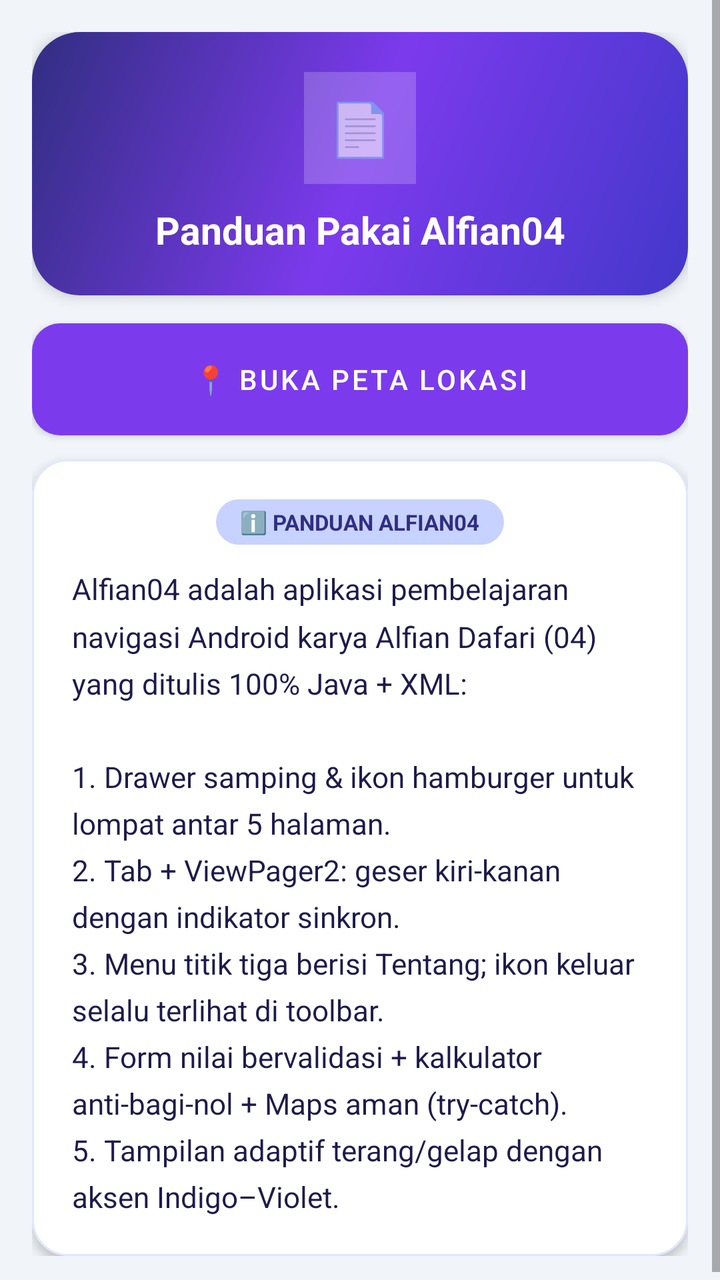
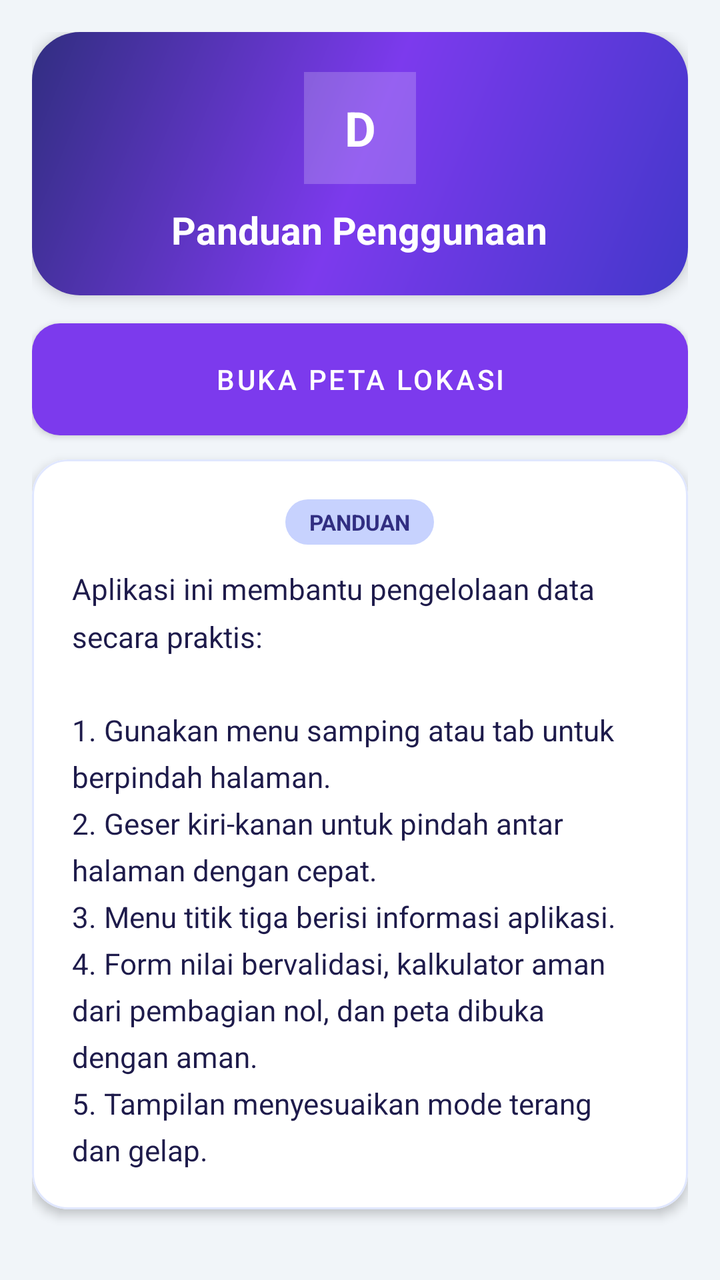

Compare the two renders of this Android layout. The source of the first and the diff that turns it into the second are given below.
<!-- AndroidManifest.xml: application theme Theme.Alfian04 -->
<!-- res/layout/fragment_document.xml -->
<?xml version="1.0" encoding="utf-8"?>
<ScrollView xmlns:android="http://schemas.android.com/apk/res/android"
    xmlns:app="http://schemas.android.com/apk/res-auto"
    android:layout_width="match_parent"
    android:layout_height="match_parent"
    android:background="@color/background"
    android:fillViewport="true">

    <LinearLayout
        android:layout_width="match_parent"
        android:layout_height="wrap_content"
        android:orientation="vertical"
        android:padding="16dp">

        
        <LinearLayout
            android:layout_width="match_parent"
            android:layout_height="wrap_content"
            android:background="@drawable/bg_hero_banner"
            android:elevation="4dp"
            android:gravity="center_horizontal"
            android:orientation="vertical"
            android:padding="20dp">

            <TextView
                android:layout_width="56dp"
                android:layout_height="56dp"
                android:background="#33FFFFFF"
                android:gravity="center"
                android:text="📄"
                android:textSize="26sp" />

            <TextView
                android:layout_width="wrap_content"
                android:layout_height="wrap_content"
                android:layout_marginTop="10dp"
                android:gravity="center"
                android:text="@string/doc_title"
                android:textColor="@color/white"
                android:textSize="19sp"
                android:textStyle="bold" />
        </LinearLayout>

        
        <com.google.android.material.button.MaterialButton
            android:id="@+id/btn_doc_open_maps"
            android:layout_width="match_parent"
            android:layout_height="56dp"
            android:layout_marginTop="14dp"
            android:insetTop="0dp"
            android:insetBottom="0dp"
            android:text="📍 BUKA PETA LOKASI"
            app:backgroundTint="@color/accent"
            app:cornerRadius="14dp" />

        <com.google.android.material.card.MaterialCardView
            android:layout_width="match_parent"
            android:layout_height="wrap_content"
            android:layout_marginTop="12dp"
            app:cardBackgroundColor="@color/card_background"
            app:cardCornerRadius="18dp"
            app:cardElevation="3dp"
            app:strokeColor="@color/divider"
            app:strokeWidth="1dp">

            <LinearLayout
                android:layout_width="match_parent"
                android:layout_height="wrap_content"
                android:orientation="vertical"
                android:padding="20dp">

                <TextView
                    android:layout_width="wrap_content"
                    android:layout_height="wrap_content"
                    android:layout_gravity="center_horizontal"
                    android:background="@drawable/bg_pill_badge"
                    android:paddingStart="12dp"
                    android:paddingEnd="12dp"
                    android:paddingTop="4dp"
                    android:paddingBottom="4dp"
                    android:text="ℹ️ PANDUAN ALFIAN04"
                    android:textColor="@color/primary_dark"
                    android:textSize="11sp"
                    android:textStyle="bold" />

                <TextView
                    android:id="@+id/tv_doc_content"
                    android:layout_width="match_parent"
                    android:layout_height="wrap_content"
                    android:layout_marginTop="12dp"
                    android:gravity="center_vertical"
                    android:lineSpacingMultiplier="1.35"
                    android:text="@string/doc_content"
                    android:textColor="@color/text_primary"
                    android:textSize="14.5sp" />

            </LinearLayout>
        </com.google.android.material.card.MaterialCardView>

    </LinearLayout>
</ScrollView>
<!-- resources referenced by this layout -->
<resources>
  <color name="accent">#7C3AED</color>
  <color name="background">#F1F5F9</color>
  <color name="card_background">#FFFFFF</color>
  <color name="divider">#E0E7FF</color>
  <color name="primary_dark">#312E81</color>
  <color name="text_primary">#1E1B4B</color>
  <color name="white">#FFFFFFFF</color>
  <!-- drawable bg_hero_banner (drawable) -->
  <?xml version="1.0" encoding="utf-8"?>
  <shape xmlns:android="http://schemas.android.com/apk/res/android"
      android:shape="rectangle">
      <gradient
          android:angle="135"
          android:startColor="@color/primary"
          android:centerColor="@color/accent"
          android:endColor="@color/primary_dark"
          android:type="linear" />
      <corners android:radius="24dp" />
  </shape>
  <!-- drawable bg_pill_badge (drawable) -->
  <?xml version="1.0" encoding="utf-8"?>
  <shape xmlns:android="http://schemas.android.com/apk/res/android"
      android:shape="rectangle">
      <solid android:color="@color/primary_light" />
      <corners android:radius="50dp" />
  </shape>
  <string name="doc_content">Alfian04 adalah aplikasi pembelajaran navigasi Android karya Alfian Dafari (04) yang ditulis 100% Java + XML:\n\n1. Drawer samping &amp; ikon hamburger untuk lompat antar 5 halaman.\n2. Tab + ViewPager2: geser kiri-kanan dengan indikator sinkron.\n3. Menu titik tiga berisi Tentang; ikon keluar selalu terlihat di toolbar.\n4. Form nilai bervalidasi + kalkulator anti-bagi-nol + Maps aman (try-catch).\n5. Tampilan adaptif terang/gelap dengan aksen Indigo–Violet.</string>
  <string name="doc_title">Panduan Pakai Alfian04</string>
  <style name="Theme.Alfian04" parent="Base.Theme.Alfian04" />
  <color name="primary">#4338CA</color>
  <color name="primary_light">#C7D2FE</color>
  <style name="Base.Theme.Alfian04" parent="Theme.MaterialComponents.DayNight.NoActionBar">
          <item name="colorPrimary">@color/primary</item>
          <item name="colorPrimaryDark">@color/primary_dark</item>
          <item name="colorAccent">@color/accent</item>
          <item name="android:statusBarColor">@color/primary_dark</item>
          <item name="editTextStyle">@style/Widget.Alfian04.EditText</item>
      </style>
  <style name="Widget.Alfian04.EditText" parent="Widget.AppCompat.EditText">
          <item name="android:background">@drawable/bg_edit_text</item>
          <item name="android:textColor">@color/edit_text_color</item>
          <item name="android:textColorHint">@color/edit_text_hint</item>
          <item name="android:textSize">15sp</item>
      </style>
  <!-- drawable bg_edit_text (drawable) -->
  <?xml version="1.0" encoding="utf-8"?>
  <shape xmlns:android="http://schemas.android.com/apk/res/android"
      android:shape="rectangle">
      <solid android:color="@color/edit_text_background" />
      <stroke
          android:width="1.5dp"
          android:color="@color/primary" />
      <corners android:radius="12dp" />
      <padding
          android:bottom="10dp"
          android:left="14dp"
          android:right="14dp"
          android:top="10dp" />
  </shape>
  <color name="edit_text_color">#1E1B4B</color>
  <color name="edit_text_hint">#94A3B8</color>
  <color name="edit_text_background">#FFFFFF</color>
</resources>

<!-- the commit's change to res/layout/fragment_document.xml (unified diff, before → after) -->
@@ -27,8 +27,10 @@
                 android:layout_height="56dp"
                 android:background="#33FFFFFF"
                 android:gravity="center"
-                android:text="📄"
-                android:textSize="26sp" />
+                android:text="D"
+                android:textColor="@color/white"
+                android:textSize="24sp"
+                android:textStyle="bold" />
 
             <TextView
                 android:layout_width="wrap_content"
@@ -49,7 +51,7 @@
             android:layout_marginTop="14dp"
             android:insetTop="0dp"
             android:insetBottom="0dp"
-            android:text="📍 BUKA PETA LOKASI"
+            android:text="BUKA PETA LOKASI"
             app:backgroundTint="@color/accent"
             app:cornerRadius="14dp" />
 
@@ -78,7 +80,7 @@
                     android:paddingEnd="12dp"
                     android:paddingTop="4dp"
                     android:paddingBottom="4dp"
-                    android:text="ℹ️ PANDUAN ALFIAN04"
+                    android:text="PANDUAN"
                     android:textColor="@color/primary_dark"
                     android:textSize="11sp"
                     android:textStyle="bold" />
<!-- resource entries referenced after the edit -->
@@ -26,8 +26,8 @@
       <solid android:color="@color/primary_light" />
       <corners android:radius="50dp" />
   </shape>
-  <string name="doc_content">Alfian04 adalah aplikasi pembelajaran navigasi Android karya Alfian Dafari (04) yang ditulis 100% Java + XML:\n\n1. Drawer samping &amp; ikon hamburger untuk lompat antar 5 halaman.\n2. Tab + ViewPager2: geser kiri-kanan dengan indikator sinkron.\n3. Menu titik tiga berisi Tentang; ikon keluar selalu terlihat di toolbar.\n4. Form nilai bervalidasi + kalkulator anti-bagi-nol + Maps aman (try-catch).\n5. Tampilan adaptif terang/gelap dengan aksen Indigo–Violet.</string>
-  <string name="doc_title">Panduan Pakai Alfian04</string>
+  <string name="doc_content">Aplikasi ini membantu pengelolaan data secara praktis:\n\n1. Gunakan menu samping atau tab untuk berpindah halaman.\n2. Geser kiri-kanan untuk pindah antar halaman dengan cepat.\n3. Menu titik tiga berisi informasi aplikasi.\n4. Form nilai bervalidasi, kalkulator aman dari pembagian nol, dan peta dibuka dengan aman.\n5. Tampilan menyesuaikan mode terang dan gelap.</string>
+  <string name="doc_title">Panduan Penggunaan</string>
   <style name="Theme.Alfian04" parent="Base.Theme.Alfian04" />
   <color name="primary">#4338CA</color>
   <color name="primary_light">#C7D2FE</color>
